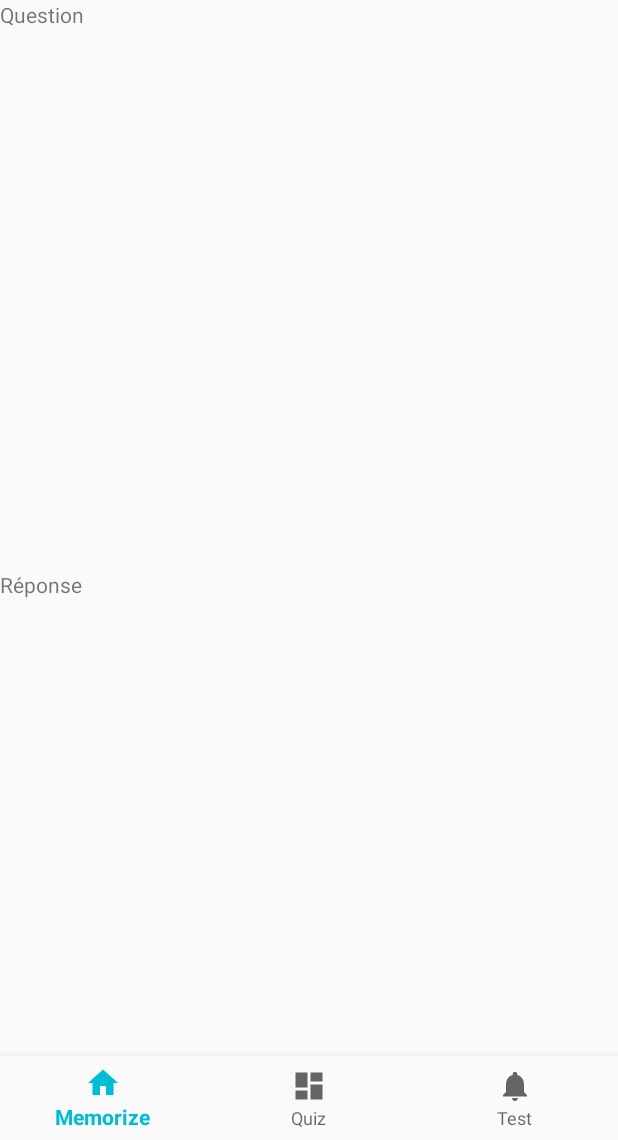
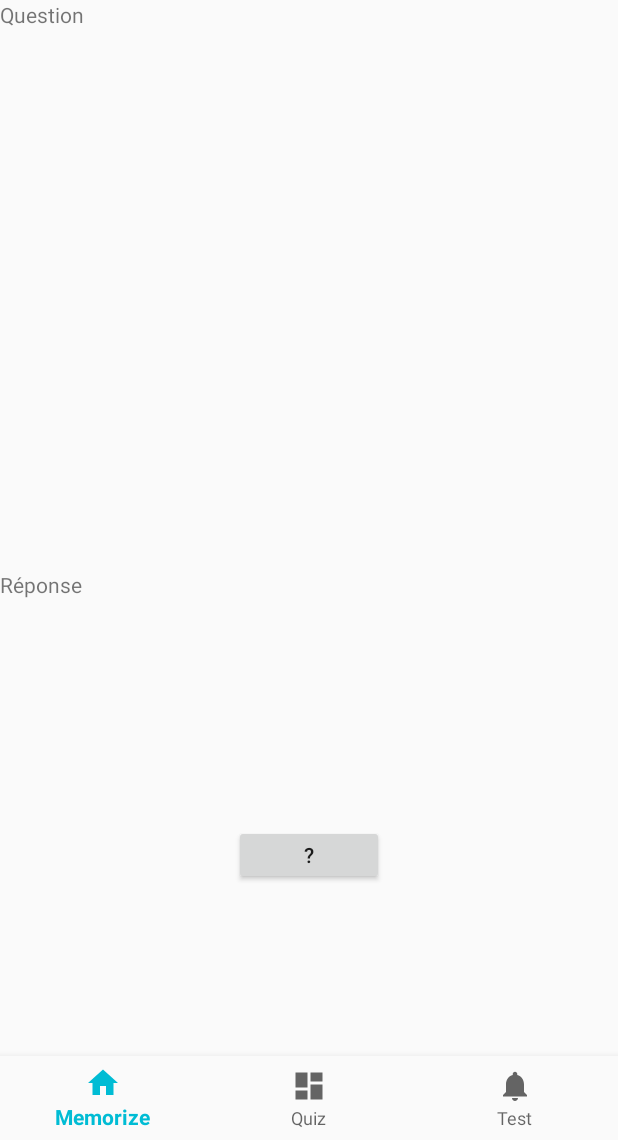
Before and after one commit to leoberenger/Didaktos, an Android app: the MemorizeActivity screen opened directly, with no data from a screen before it, on a phone screen of 412 x 824 dp, the part 96-1236 px from its top. Run offline under Robolectric (Android 15) with nearby library versions, the phone set to English and light mode, and no system bars; our stand-ins replace ButterKnife; 1 statement that could not run was skipped.

Commit message:
Added FAB

```diff
--- a/app/src/main/java/fr/didaktos/didaktos/controllers/activities/learn/BaseLearnActivity.java
+++ b/app/src/main/java/fr/didaktos/didaktos/controllers/activities/learn/BaseLearnActivity.java
@@ -4,6 +4,7 @@ import android.content.Intent;
 import android.os.Bundle;
 import android.support.annotation.NonNull;
 import android.support.design.widget.BottomNavigationView;
+import android.support.design.widget.FloatingActionButton;
 import android.support.v7.app.AppCompatActivity;
 import android.support.v7.widget.Toolbar;
 import android.view.MenuItem;
@@ -28,6 +29,7 @@ public abstract class BaseLearnActivity extends AppCompatActivity {
     @BindView(R.id.activity_learn_toolbar) Toolbar mToolbar;
     @BindView(R.id.question) TextView questionTextView;
     @BindView(R.id.fragment_base_empty_frame) FrameLayout valueFrameLayout;
+    @BindView(R.id.fab) FloatingActionButton nextFab;
 
 
     @Override
--- a/app/src/main/java/fr/didaktos/didaktos/controllers/activities/learn/MemorizeActivity.java
+++ b/app/src/main/java/fr/didaktos/didaktos/controllers/activities/learn/MemorizeActivity.java
@@ -1,11 +1,14 @@
 package fr.didaktos.didaktos.controllers.activities.learn;
 
 import android.view.View;
+import android.widget.Button;
 import android.widget.TextView;
 
 import fr.didaktos.didaktos.R;
 
-public class MemorizeActivity extends BaseLearnActivity {
+public class MemorizeActivity extends BaseLearnActivity implements View.OnClickListener {
+
+    Button answerBtn;
 
     @Override
     protected View getValueLayout() {
@@ -19,8 +22,18 @@ public class MemorizeActivity extends BaseLearnActivity {
 
     @Override
     protected void configureAnswer() {
-        TextView answer = (TextView)findViewById(R.id.memorize_answer);
-        answer.setText(deck.getCards().get(0).getValue());
+        answerBtn = (Button)findViewById(R.id.memorize_answer_btn);
+        answerBtn.setOnClickListener(this);
     }
 
+    @Override
+    public void onClick(View v) {
+        answerBtn.setVisibility(View.INVISIBLE);
+
+        TextView answer = (TextView)findViewById(R.id.memorize_answer_txt);
+        answer.setText(deck.getCards().get(0).getValue());
+        answer.setVisibility(View.VISIBLE);
+
+        nextFab.setVisibility(View.VISIBLE);
+    }
 }
--- /dev/null
+++ b/app/src/main/res/drawable/ic_arrow_forward_white_24dp.xml
@@ -0,0 +1,5 @@
+<vector android:height="24dp" android:tint="#FFFFFF"
+    android:viewportHeight="24.0" android:viewportWidth="24.0"
+    android:width="24dp" xmlns:android="http://schemas.android.com/apk/res/android">
+    <path android:fillColor="#FF000000" android:pathData="M12,4l-1.41,1.41L16.17,11H4v2h12.17l-5.58,5.59L12,20l8,-8z"/>
+</vector>
--- a/app/src/main/res/layout/activity_base_learn.xml
+++ b/app/src/main/res/layout/activity_base_learn.xml
@@ -6,7 +6,7 @@
     android:id="@+id/container"
     android:layout_width="match_parent"
     android:layout_height="match_parent"
-    tools:context=".controllers.activities.LearnActivity">
+    tools:context=".controllers.activities.learn.BaseLearnActivity">
 
     <!-- Import toolbar -->
     <include layout="@layout/toolbar"
@@ -63,9 +63,20 @@
                 android:layout_height="wrap_content"
                 android:layout_centerInParent="true"/>
 
+        </RelativeLayout>
 
-        </RelativeLayout>
     </LinearLayout>
+
+    <android.support.design.widget.FloatingActionButton
+        android:id="@+id/fab"
+        android:layout_width="wrap_content"
+        android:layout_height="wrap_content"
+        android:layout_alignParentBottom="true"
+        android:layout_alignParentEnd="true"
+        android:layout_marginBottom="109dp"
+        android:layout_marginEnd="50dp"
+        app:srcCompat="@drawable/ic_arrow_forward_white_24dp"
+        android:visibility="invisible"/>
 
     <!-- Bottom Navigation -->
 
--- a/app/src/main/res/layout/learn_memorize.xml
+++ b/app/src/main/res/layout/learn_memorize.xml
@@ -4,14 +4,22 @@
     xmlns:tools="http://schemas.android.com/tools"
     android:layout_width="match_parent"
     android:layout_height="match_parent"
-    tools:context=".controllers.fragments.learn.MemorizeFragment"
+    tools:context=".controllers.activities.learn.MemorizeActivity"
     android:id="@+id/fragment_memorize_rootview"
     android:orientation="vertical">
 
         <TextView
-            android:id="@+id/memorize_answer"
+            android:id="@+id/memorize_answer_txt"
             android:layout_width="wrap_content"
             android:layout_height="wrap_content"
-            android:layout_centerInParent="true"/>
+            android:layout_centerInParent="true"
+            android:visibility="invisible"/>
+
+        <Button
+            android:id="@+id/memorize_answer_btn"
+            android:layout_width="@dimen/quiz_btn_width"
+            android:layout_height="@dimen/quiz_btn_height"
+            android:layout_centerInParent="true"
+            android:text="@string/memorize_answer_btn"/>
 
     </RelativeLayout>
--- a/app/src/main/res/layout/learn_quiz.xml
+++ b/app/src/main/res/layout/learn_quiz.xml
@@ -4,7 +4,7 @@
     xmlns:tools="http://schemas.android.com/tools"
     android:layout_width="match_parent"
     android:layout_height="match_parent"
-    tools:context=".controllers.fragments.learn.ExamFragment"
+    tools:context=".controllers.activities.learn.QuizActivity"
     android:orientation="vertical">
 
     <Button
--- a/app/src/main/res/layout/learn_test.xml
+++ b/app/src/main/res/layout/learn_test.xml
@@ -4,7 +4,7 @@
     xmlns:tools="http://schemas.android.com/tools"
     android:layout_width="match_parent"
     android:layout_height="match_parent"
-    tools:context=".controllers.fragments.learn.ExamFragment"
+    tools:context=".controllers.activities.learn.TestActivity"
     android:orientation="vertical">
 
     <EditText
--- a/app/src/main/res/values/strings.xml
+++ b/app/src/main/res/values/strings.xml
@@ -22,6 +22,7 @@
     <string name="learn_answer">Réponse</string>
     <string name="test_answer_hint">Votre réponse</string>
     <string name="test_check">Vérifier</string>
+    <string name="memorize_answer_btn"> "?" </string>
 
     <!-- TODO: Remove or change this placeholder text -->
     <string name="hello_blank_fragment">Hello blank fragment</string>
```
Also changed, not shown: app/src/main/java/fr/didaktos/didaktos/controllers/activities/learn/QuizActivity.java (+16 -11 lines), app/src/main/java/fr/didaktos/didaktos/controllers/activities/learn/TestActivity.java (+10 -4 lines).
